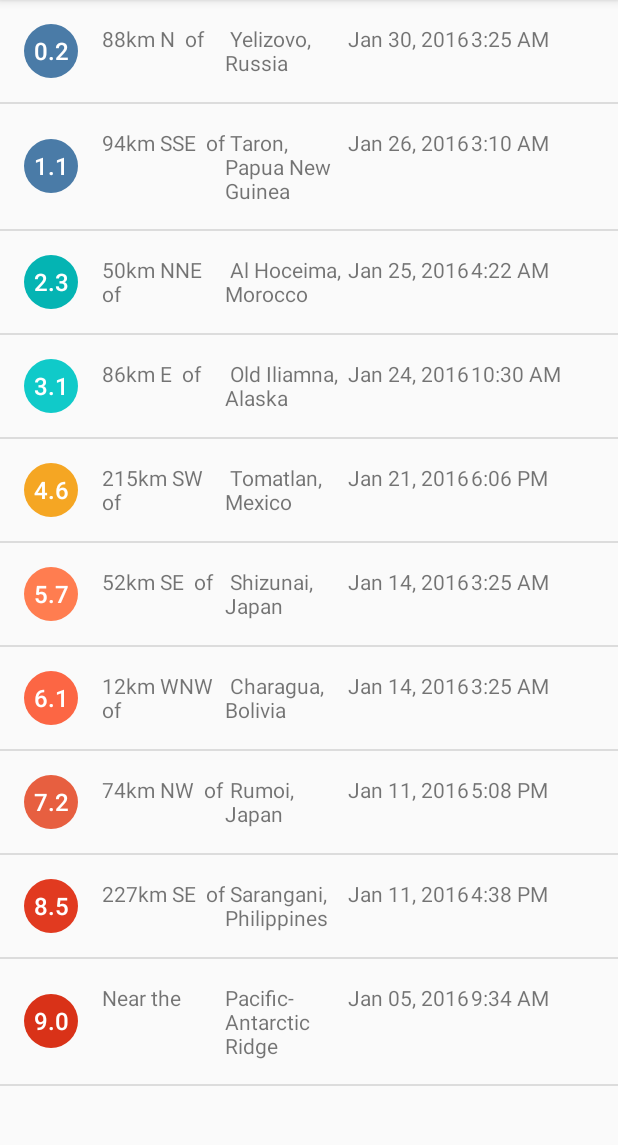
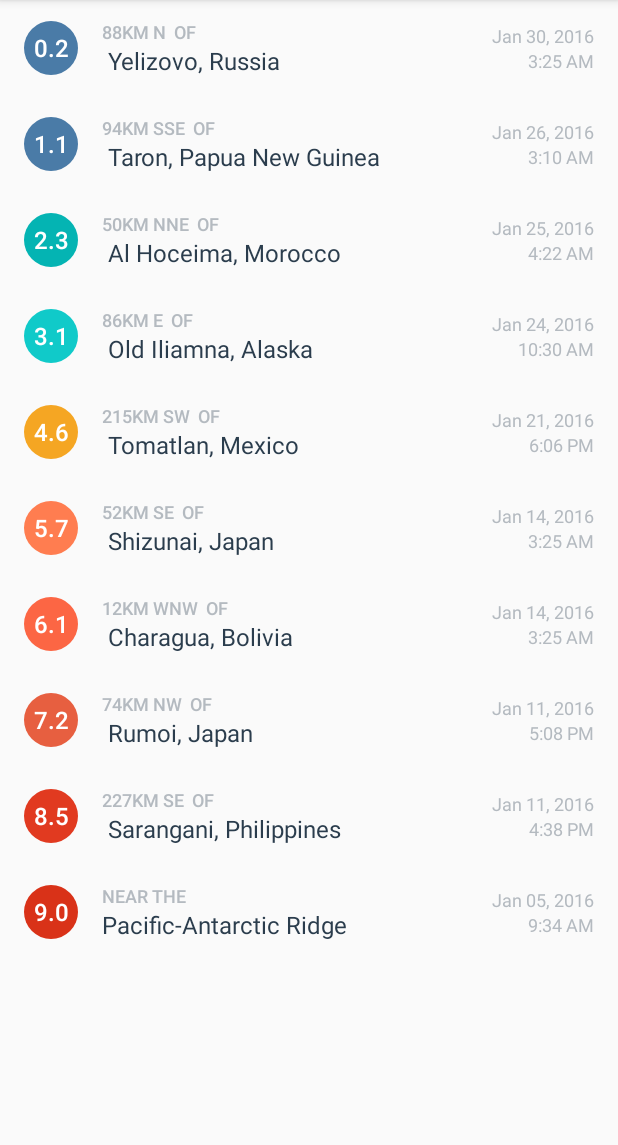
Before and after one commit to sagarchoudhary96/QuakeReport-App, an Android app: the screen it shows after launch (EarthquakeActivity), on a phone screen of 412 x 824 dp, the part 84-1229 px from its top. Run offline under Robolectric (Android 15) with nearby library versions, the phone set to English and light mode, and no system bars.

Commit message:
App Layout Visual Styling Done

```diff
--- a/app/src/main/res/layout/earthquake_activity.xml
+++ b/app/src/main/res/layout/earthquake_activity.xml
@@ -18,4 +18,6 @@
     android:id="@+id/list"
     android:orientation="vertical"
     android:layout_width="match_parent"
-    android:layout_height="match_parent"/>
+    android:layout_height="match_parent"
+    android:divider="@null"
+    android:dividerHeight="0dp"/>
--- a/app/src/main/res/layout/earthquake_list_item.xml
+++ b/app/src/main/res/layout/earthquake_list_item.xml
@@ -1,11 +1,14 @@
 <?xml version="1.0" encoding="utf-8"?>
-<LinearLayout
-    xmlns:android="http://schemas.android.com/apk/res/android"
+<LinearLayout xmlns:android="http://schemas.android.com/apk/res/android"
     xmlns:tools="http://schemas.android.com/tools"
+    xmlns:app="http://schemas.android.com/apk/res-auto"
     android:orientation="horizontal"
     android:layout_width="match_parent"
-    android:layout_height="wrap_content"
-    android:padding="16dp">
+    android:layout_height="?android:attr/listPreferredItemHeight"
+    android:paddingStart="16dp"
+    android:paddingLeft="16dp"
+    android:paddingRight="16dp"
+    android:paddingEnd="16dp">
 
     <TextView
         android:id="@+id/magnitude"
@@ -19,33 +22,64 @@
         android:textSize="16sp"
         tools:text="8.9" />
 
+    <LinearLayout
+        android:layout_width="0dp"
+        android:layout_height="wrap_content"
+        android:layout_gravity="center_vertical"
+        android:layout_marginLeft="16dp"
+        android:layout_marginStart="16dp"
+        android:layout_weight="1"
+        android:orientation="vertical">
+
         <TextView
             android:id="@+id/location_offset"
-        android:layout_marginLeft="16dp"
-        android:layout_width="0dp"
+            android:layout_width="wrap_content"
             android:layout_height="wrap_content"
-        android:layout_weight="1"
-        tools:text = "27 km S of"/>
+            android:ellipsize="end"
+            android:fontFamily="sans-serif-medium"
+            android:maxLines="1"
+            android:textAllCaps="true"
+            android:textColor="@color/textColorEarthquakeDetails"
+            android:textSize="12sp"
+            tools:text="30km S of"/>
+
         <TextView
             android:id="@+id/location_primary"
-        android:layout_width="0dp"
+            android:layout_width="wrap_content"
             android:layout_height="wrap_content"
-        android:layout_weight="1"
-        tools:text = "Gurgaon, HR"/>
+            android:ellipsize="end"
+            android:maxLines="2"
+            android:textColor="@color/textColorEarthquakeLocation"
+            android:textSize="16sp"
+            tools:text="Location placeholder that should wrap to more than 2 lines of text"/>
 
+    </LinearLayout>
+
+    <LinearLayout
+        android:layout_width="wrap_content"
+        android:layout_height="wrap_content"
+        android:layout_gravity="center_vertical"
+        android:layout_marginLeft="16dp"
+        android:layout_marginStart="16dp"
+        android:orientation="vertical">
 
         <TextView
             android:id="@+id/date"
-        android:layout_width="0dp"
+            android:layout_width="wrap_content"
             android:layout_height="wrap_content"
-        android:layout_weight="1"
+            android:layout_gravity="end"
+            android:textColor="@color/textColorEarthquakeDetails"
+            android:textSize="12sp"
             tools:text="Mar 6, 2010" />
 
         <TextView
             android:id="@+id/time"
-        android:layout_width="0dp"
+            android:layout_width="wrap_content"
             android:layout_height="wrap_content"
-        android:layout_weight="1"
+            android:layout_gravity="end"
+            android:textColor="@color/textColorEarthquakeDetails"
+            android:textSize="12sp"
             tools:text="3:00 PM" />
+    </LinearLayout>
 
 </LinearLayout>
--- a/app/src/main/res/values/colors.xml
+++ b/app/src/main/res/values/colors.xml
@@ -52,4 +52,12 @@
 
     <!-- Magnitude circle color for an earthquake with magnitude over 10 -->
     <color name="magnitude10plus">#C03823</color>
+
+    <!-- Text color for the details of the earthquake in the list item -->
+    <color name="textColorEarthquakeDetails">#B4BAC0</color>
+
+    <!-- Text color for the primary location of the earthquake in the list item -->
+    <color name="textColorEarthquakeLocation">#2B3D4D</color>
+
+
 </resources>
```
Lines whose indentation alone changed are shown as unchanged.
